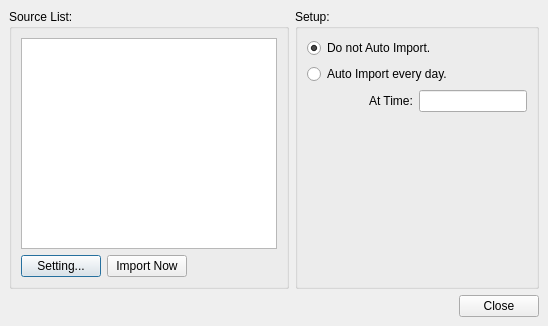
ulandz/tcstock, file trunk/ui/ui_dataimptsetupdlg.ui: the form before one commit.
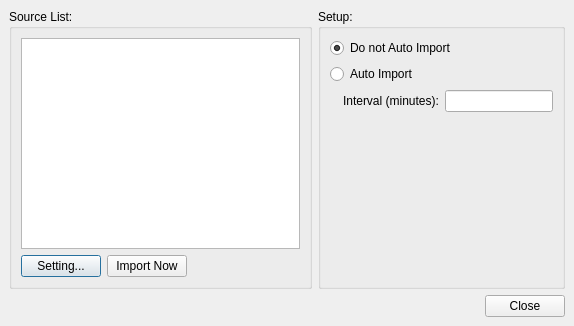
The form after the commit.

```diff
--- a/trunk/ui/ui_dataimptsetupdlg.ui
+++ b/trunk/ui/ui_dataimptsetupdlg.ui
@@ -5,7 +5,7 @@
    <rect>
     <x>0</x>
     <y>0</y>
-    <width>548</width>
+    <width>574</width>
     <height>326</height>
    </rect>
   </property>
@@ -40,7 +40,16 @@
          <number>6</number>
         </property>
         <item>
-         <widget class="QTableWidget" name="tbl1_1" />
+         <widget class="QTableWidget" name="tbl1_1" >
+          <property name="sizePolicy" >
+           <sizepolicy>
+            <hsizetype>1</hsizetype>
+            <vsizetype>7</vsizetype>
+            <horstretch>0</horstretch>
+            <verstretch>0</verstretch>
+           </sizepolicy>
+          </property>
+         </widget>
         </item>
         <item>
          <layout class="QHBoxLayout" >
@@ -97,7 +106,7 @@
         <item>
          <widget class="QRadioButton" name="rdo2_1" >
           <property name="text" >
-           <string>Do not Auto Import.</string>
+           <string>Do not Auto Import</string>
           </property>
           <property name="checked" >
            <bool>true</bool>
@@ -107,7 +116,7 @@
         <item>
          <widget class="QRadioButton" name="rdo2_2" >
           <property name="text" >
-           <string>Auto Import every day.</string>
+           <string>Auto Import</string>
           </property>
          </widget>
         </item>
@@ -119,23 +128,17 @@
           <property name="spacing" >
            <number>6</number>
           </property>
-          <item>
-           <spacer>
-            <property name="orientation" >
-             <enum>Qt::Horizontal</enum>
-            </property>
-            <property name="sizeHint" >
-             <size>
-              <width>40</width>
-              <height>20</height>
-             </size>
-            </property>
-           </spacer>
-          </item>
           <item>
            <widget class="QLabel" name="lbl2_1" >
             <property name="text" >
-             <string>At Time:</string>
+             <string/>
+            </property>
+           </widget>
+          </item>
+          <item>
+           <widget class="QLabel" name="lbl2_2" >
+            <property name="text" >
+             <string>Interval (minutes):</string>
             </property>
            </widget>
           </item>
```
